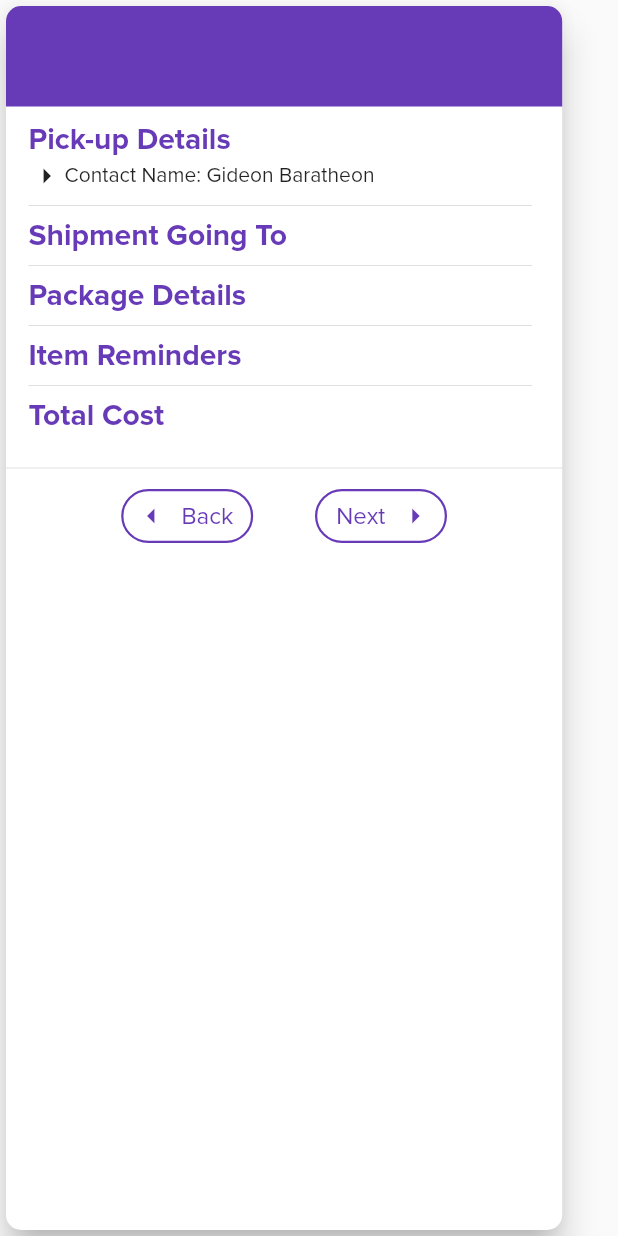
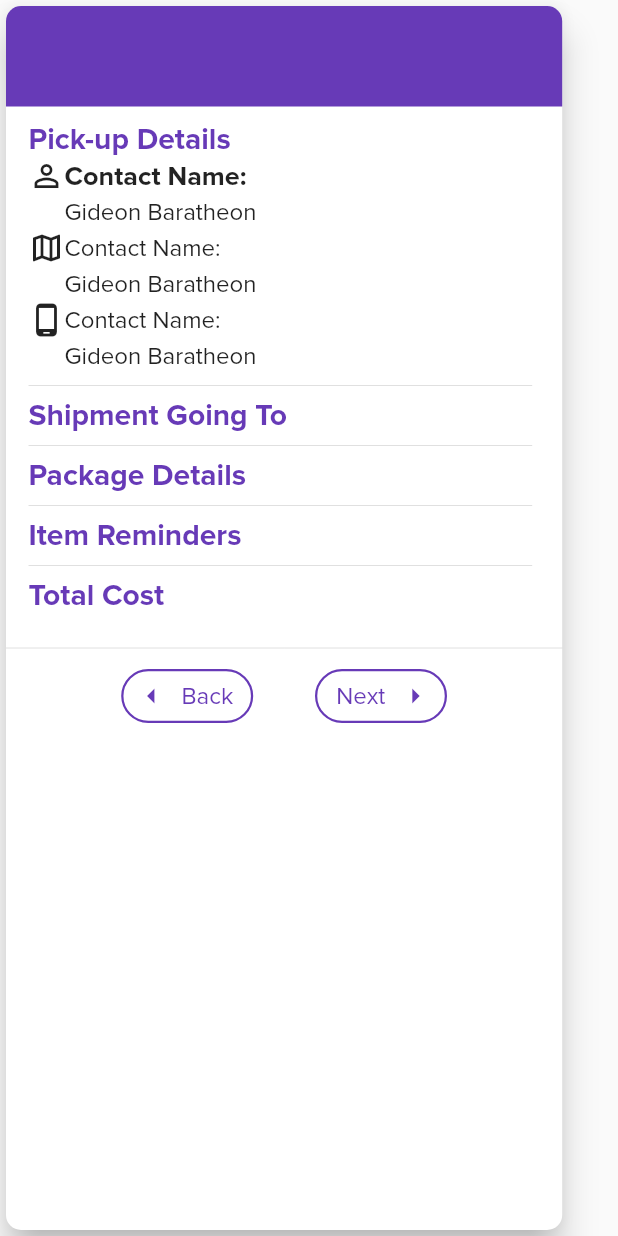
Before and after one commit to Qubits-01/pabitbit-pabagahe-pabili, a Flutter app: the OrderSummary widget shown alone on an empty page, opened directly with empty values, on a phone screen of 412 x 824 dp. Run offline on Flutter 3.47's test engine with Material 2 defaults, Android fonts, the phone set to English and light mode, and no system bars; our stand-ins replace curved_navigation_bar.

Commit message:
Add state management for order booking (step 3 and 4)

```diff
--- a/lib/screens/order_booking/order_booking_screen.dart
+++ b/lib/screens/order_booking/order_booking_screen.dart
@@ -91,7 +91,8 @@ class OrderBookingScreen extends StatelessWidget {
             date: null,
             pickUpDetails: pick_up_details_model.initValues,
             shipmentGoingTo: shipment_going_to_model.initValues,
-            packageDetails: null,
+            serviceType: null,
+            packageWeight: null,
           ),
         ),
       ],
--- a/lib/screens/order_booking/widgets/order_summary.dart
+++ b/lib/screens/order_booking/widgets/order_summary.dart
@@ -17,12 +17,67 @@ class OrderSummary extends StatelessWidget {
       children: <Widget>[
         InsideFormHeader('Pick-up Details'),
         Column(
+          crossAxisAlignment: CrossAxisAlignment.start,
           children: <Widget>[
             Row(
               children: <Widget>[
-                const Icon(Icons.arrow_right),
-                Text('Contact Name: '),
-                Text('Gideon Baratheon'),
+                const Icon(Icons.person_outline),
+                Text('Contact Name:',
+                    style: Theme.of(context).textTheme.headline6),
+              ],
+            ),
+            Row(
+              children: <Widget>[
+                const Icon(
+                  Icons.map_outlined,
+                  color: Colors.transparent,
+                ),
+                Text('Gideon Baratheon',
+                    style: Theme.of(context).textTheme.bodyText1),
+              ],
+            ),
+          ],
+        ),
+        Column(
+          crossAxisAlignment: CrossAxisAlignment.start,
+          children: <Widget>[
+            Row(
+              children: <Widget>[
+                const Icon(Icons.map_outlined),
+                Text('Contact Name:',
+                    style: Theme.of(context).textTheme.bodyText1),
+              ],
+            ),
+            Row(
+              children: <Widget>[
+                const Icon(
+                  Icons.arrow_right,
+                  color: Colors.transparent,
+                ),
+                Text('Gideon Baratheon',
+                    style: Theme.of(context).textTheme.bodyText1),
+              ],
+            ),
+          ],
+        ),
+        Column(
+          crossAxisAlignment: CrossAxisAlignment.start,
+          children: <Widget>[
+            Row(
+              children: <Widget>[
+                const Icon(Icons.phone_android_outlined),
+                Text('Contact Name:',
+                    style: Theme.of(context).textTheme.bodyText1),
+              ],
+            ),
+            Row(
+              children: <Widget>[
+                const Icon(
+                  Icons.arrow_right,
+                  color: Colors.transparent,
+                ),
+                Text('Gideon Baratheon',
+                    style: Theme.of(context).textTheme.bodyText1),
               ],
             ),
           ],
--- a/lib/screens/order_booking/widgets/shipment_going_to_form.dart
+++ b/lib/screens/order_booking/widgets/shipment_going_to_form.dart
@@ -15,7 +15,7 @@ class ShipmentGoingToForm extends StatelessWidget {
   @override
   Widget build(BuildContext context) {
     ShipmentGoingToModel shipmentGoingToModel =
-        Provider.of<OrderItemProvider>(context).shipmentGoingTo;
+        Provider.of<OrderItemProvider>(context, listen: false).shipmentGoingTo;
 
     return FormGroup(
       screenSize,
```
Also changed, not shown: lib/data/services_type_data.dart (+0 -8 lines), lib/models/service_type_model.dart (+8 -2 lines), lib/providers/order_item_provider.dart (+6 -2 lines), lib/screens/order_booking/widgets/buy_msds_checkbox.dart (+25 -6 lines), lib/screens/order_booking/widgets/package_details_form.dart (+20 -1 lines), lib/screens/order_booking/widgets/services_selection.dart (+18 -0 lines).
